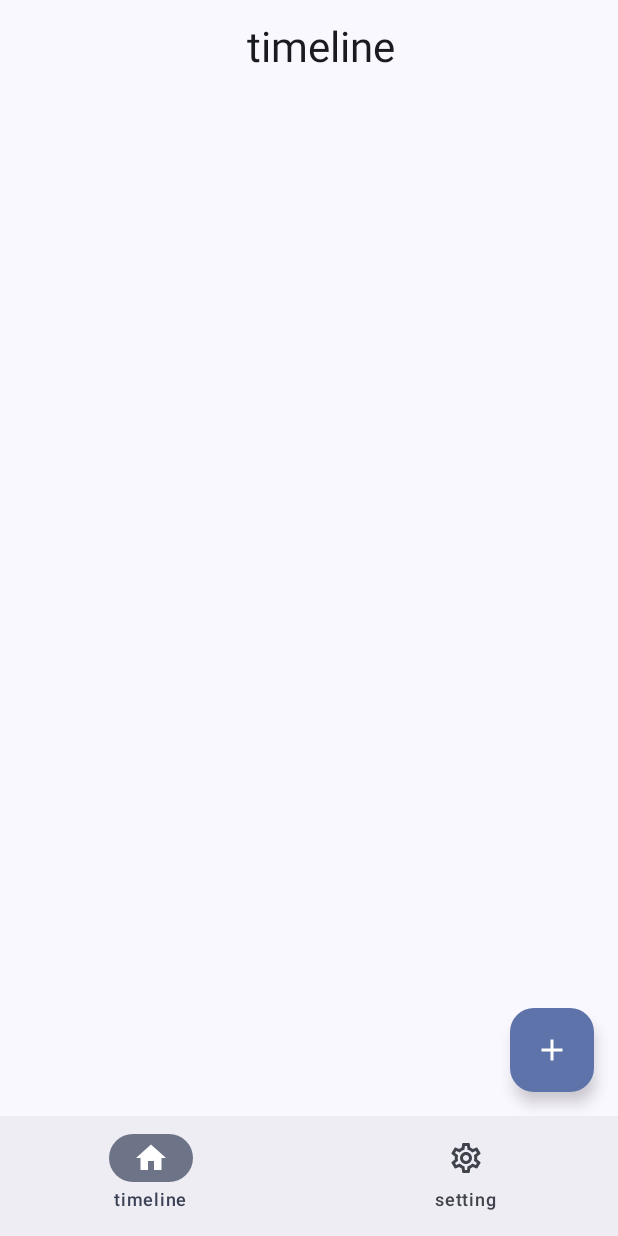
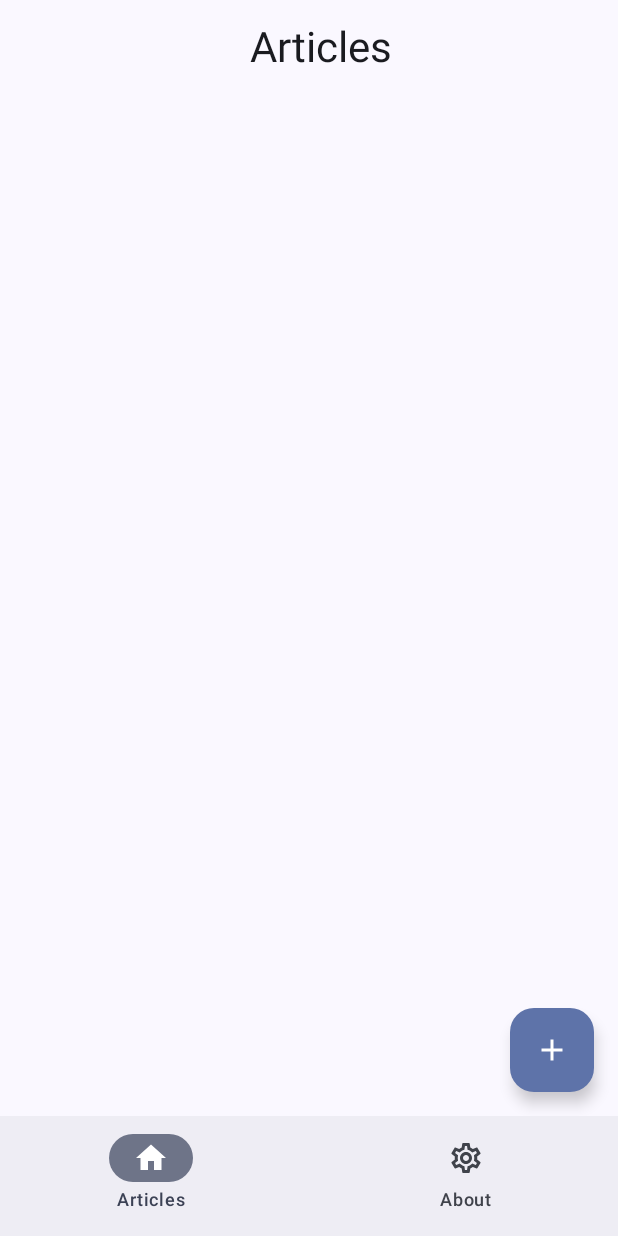
Before and after one commit to aoi-stella/link22, an Android app built with Jetpack Compose: the screen it shows after launch (AppRootActivity), on a phone screen of 412 x 824 dp. Run offline under Robolectric (Android 15) with nearby library versions, the phone set to English and light mode, and no system bars; our stand-ins replace Firebase (no records; nobody signed in at launch, a user with empty details on screens opened directly).

Commit message:
feat: change screen name

```diff
--- a/src/presentation/src/main/java/com/aoi/presentation/approot/AppRoot.kt
+++ b/src/presentation/src/main/java/com/aoi/presentation/approot/AppRoot.kt
@@ -78,22 +78,22 @@ class AppRootActivity : ComponentActivity() {
         val navController = rememberNavController()
         val items = listOf(
             BottomNavigationItem(
-                title = getString(R.string.nav_destination_timeline),
-                route = getString(R.string.nav_destination_timeline),
+                title = getString(R.string.nav_destination_articles),
+                route = getString(R.string.nav_destination_articles),
                 selectedIcon = Icons.Filled.Home,
                 unselectedIcon = Icons.Outlined.Home
             ),
             BottomNavigationItem(
-                title = getString(R.string.nav_destination_setting),
-                route = getString(R.string.nav_destination_setting),
+                title = getString(R.string.nav_destination_about),
+                route = getString(R.string.nav_destination_about),
                 selectedIcon = Icons.Filled.Settings,
                 unselectedIcon = Icons.Outlined.Settings)
         )
         // NavControllerの現在のバックスタックエントリをリアクティブに監視
         val currentBackStackEntry by navController.currentBackStackEntryAsState()
         val topTitle = when (currentBackStackEntry?.destination?.route) {
-            getString(R.string.nav_destination_timeline) -> getString(R.string.nav_destination_timeline)
-            getString(R.string.nav_destination_setting) -> getString(R.string.nav_destination_setting)
+            getString(R.string.nav_destination_articles) -> getString(R.string.nav_destination_articles)
+            getString(R.string.nav_destination_about) -> getString(R.string.nav_destination_about)
             else -> ""
         }
 
@@ -103,11 +103,11 @@ class AppRootActivity : ComponentActivity() {
         ){
             innerPadding ->
             Box(modifier = Modifier.padding(innerPadding)){
-                NavHost(navController = navController, startDestination = getString(R.string.nav_destination_timeline)){
-                    composable(getString(R.string.nav_destination_timeline)){
+                NavHost(navController = navController, startDestination = getString(R.string.nav_destination_articles)){
+                    composable(getString(R.string.nav_destination_articles)){
                         Timeline()
                     }
-                    composable(getString(R.string.nav_destination_setting)){
+                    composable(getString(R.string.nav_destination_about)){
                         Settings()
                     }
                 }
--- a/src/presentation/src/main/res/values/strings.xml
+++ b/src/presentation/src/main/res/values/strings.xml
@@ -1,7 +1,5 @@
 <resources>
     <string name="title_activity_main">AppRootActivity</string>
-    <string name="nav_destination_timeline">timeline</string>
-    <string name="nav_destination_setting">setting</string>
-    <string name="title_activity_timeline">Timeline</string>
-    <string name="title_activity_settings">Settings</string>
+    <string name="nav_destination_articles">Articles</string>
+    <string name="nav_destination_about">About</string>
 </resources>
```
